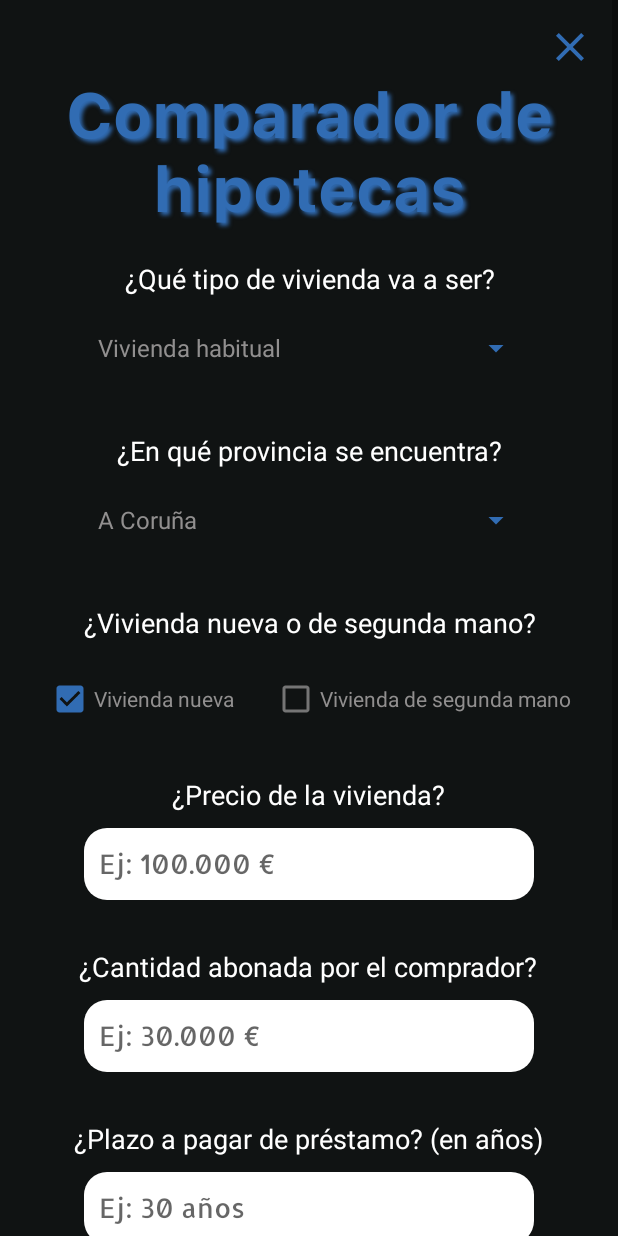
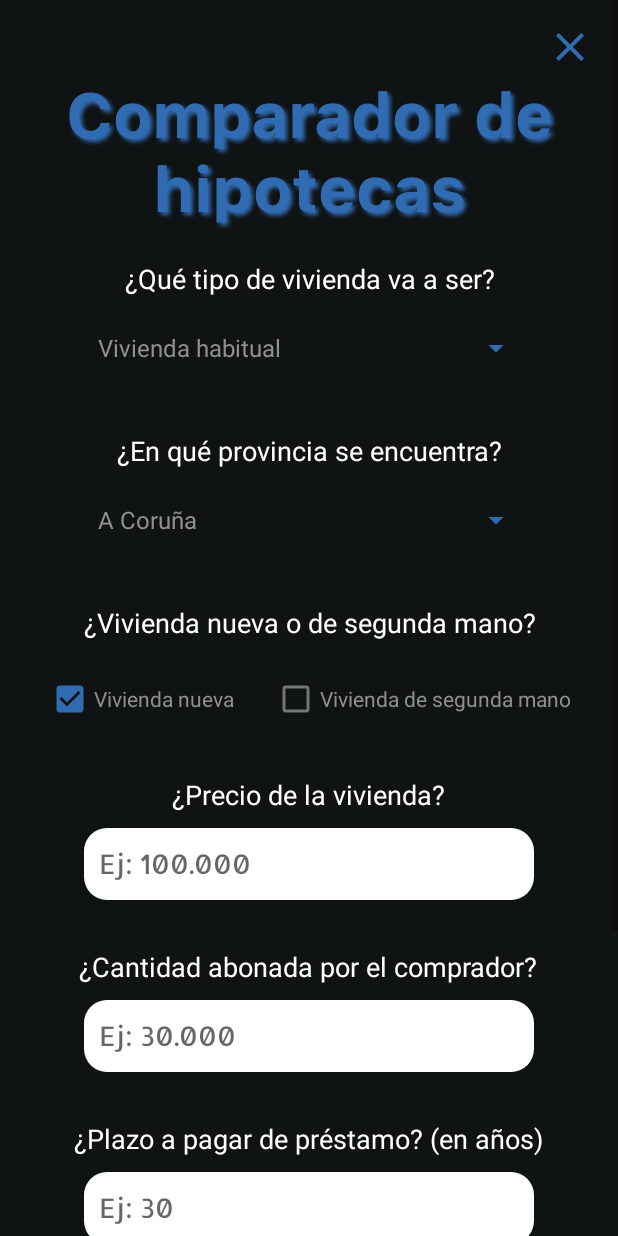
Before and after one commit to Seryiii/TFG-MiHipotecaApp, an Android app: the CompararNuevaHipoteca screen opened directly, with no data from a screen before it, on a phone screen of 412 x 824 dp. Run offline under Robolectric (Android 15) with nearby library versions, the phone set to English and light mode, and no system bars; our stand-ins replace CircleImageView; network calls fail.

Commit message:
cambios visuales + elimincación de código inutilizado

```diff
--- a/MiHipotecaApp/app/src/main/res/layout/activity_comparar_nueva_hipoteca.xml
+++ b/MiHipotecaApp/app/src/main/res/layout/activity_comparar_nueva_hipoteca.xml
@@ -156,7 +156,7 @@
             android:layout_gravity="center"
             android:background="@drawable/rounded_edit_text"
             android:fontFamily="@font/allerta"
-            android:hint="Ej: 100.000 €"
+            android:hint="Ej: 100.000 "
             android:layout_marginTop="10dp"
             android:inputType="number|numberDecimal"
             android:text=""
@@ -184,7 +184,7 @@
             android:layout_marginTop="10dp"
             android:background="@drawable/rounded_edit_text"
             android:fontFamily="@font/allerta"
-            android:hint="Ej: 30.000 €"
+            android:hint="Ej: 30.000 "
             android:inputType="numberDecimal"
             android:text="" />
 
@@ -207,7 +207,7 @@
             android:background="@drawable/rounded_edit_text"
             android:fontFamily="@font/allerta"
             android:layout_marginTop="10dp"
-            android:hint="Ej: 30 años"
+            android:hint="Ej: 30 "
             android:layout_gravity="center"
             android:inputType="number"
             android:text="" />
@@ -229,7 +229,7 @@
             android:background="@drawable/rounded_edit_text"
             android:fontFamily="@font/allerta"
             android:layout_marginTop="10dp"
-            android:hint="Ej: 2.000 €"
+            android:hint="Ej: 2.000 "
             android:layout_gravity="center"
             android:inputType="number"
             android:text="" />
```
Also changed, not shown: MiHipotecaApp/app/src/main/res/layout/activity_nuevo_seguimiento.xml (+4 -4 lines), MiHipotecaApp/app/src/main/res/layout/activity_recuperar_contra.xml (+4 -3 lines), MiHipotecaApp/app/src/main/res/layout/activity_registro.xml (+1 -9 lines).
